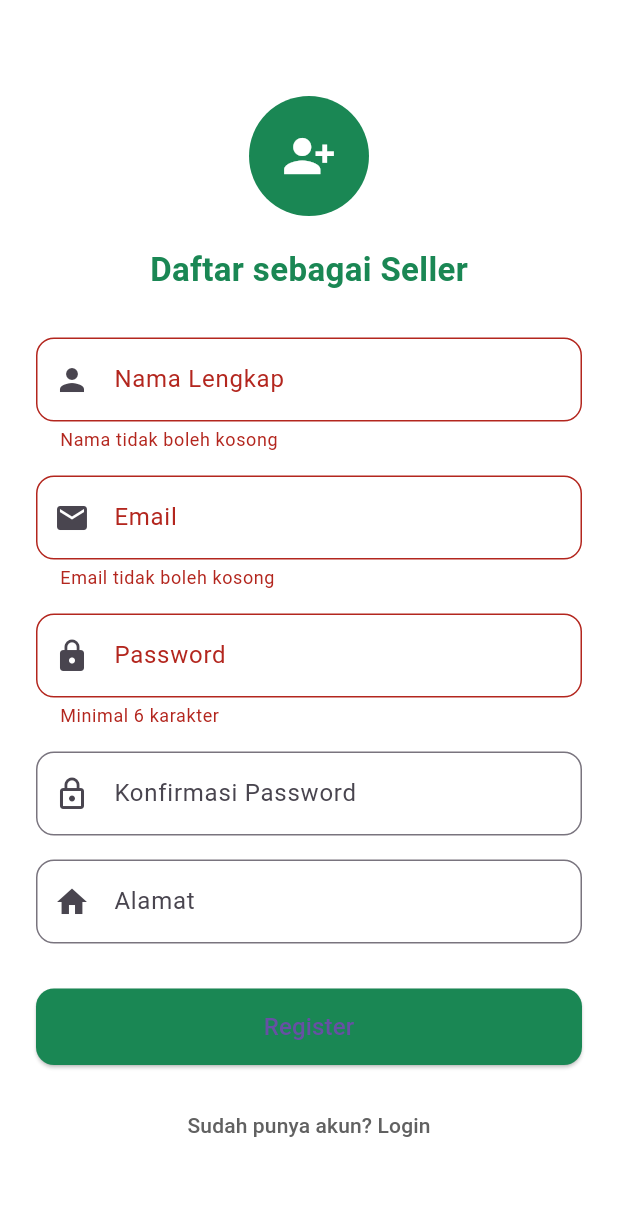
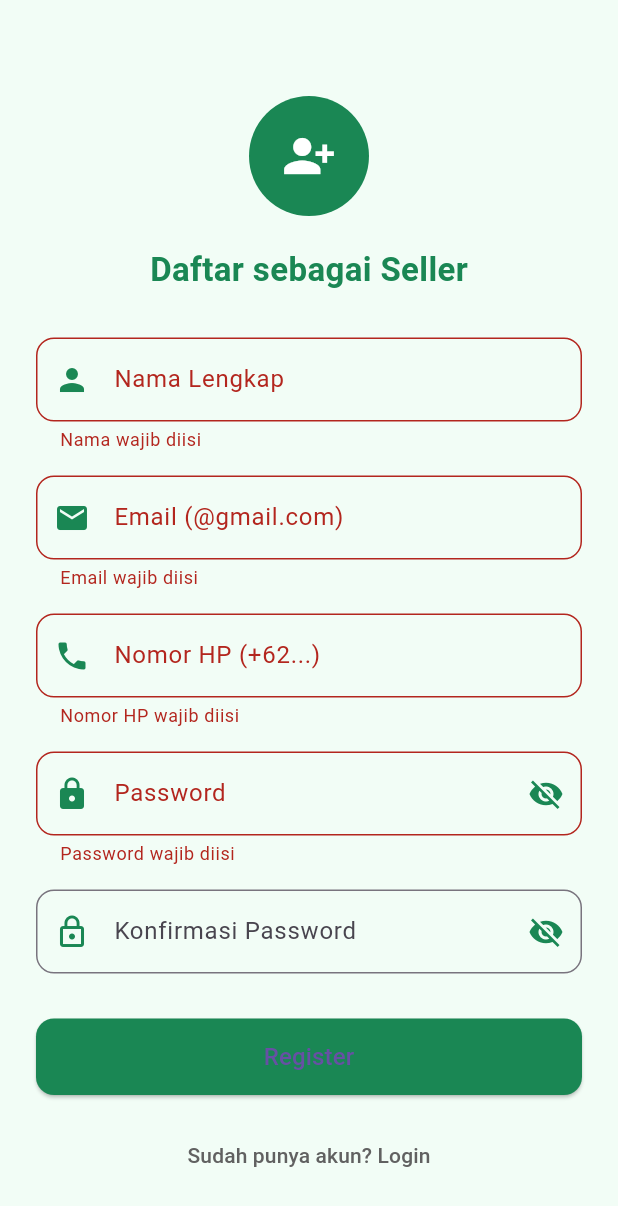
Before and after one commit to RAFIALDI-SE/Apllikasi_Gosen_NU, a Flutter app: the RegisterScreen screen opened by its route, after a tap on "Register", on a phone screen of 412 x 824 dp. Shown: the top 1206 px of the screen. Run offline on Flutter 3.47's test engine with Material 3 defaults, Android fonts, the phone set to English and light mode, and no system bars; our stand-ins replace geocoding, geolocator, image_picker, shared_preferences; accounts and stored records are empty.

Commit message:
Modifikasi register screen dengan menerapkan validasi yang lebih aman

```diff
--- a/Frontend/nu_seller_app/lib/screens/register_screen.dart
+++ b/Frontend/nu_seller_app/lib/screens/register_screen.dart
@@ -11,20 +11,24 @@ class RegisterScreen extends StatefulWidget {
 class _RegisterScreenState extends State<RegisterScreen> {
   final nameController = TextEditingController();
   final emailController = TextEditingController();
+  final phoneController = TextEditingController();
+  final addressController = TextEditingController();
   final passwordController = TextEditingController();
   final confirmPasswordController = TextEditingController();
-  final addressController = TextEditingController();
+
   final AuthController authController = AuthController();
+  final _formKey = GlobalKey<FormState>();
 
-  final _formKey = GlobalKey<FormState>();
   bool _isLoading = false;
+  bool _obscurePassword = true;
+  bool _obscureConfirmPassword = true;
 
   final Color greenNU = const Color(0xFF1A8754); // Warna khas NU
 
   @override
   Widget build(BuildContext context) {
     return Scaffold(
-      backgroundColor: Colors.white,
+      backgroundColor: const Color(0xFFF2FDF6),
       body: SafeArea(
         child: SingleChildScrollView(
           padding: const EdgeInsets.all(24),
@@ -56,51 +60,116 @@ class _RegisterScreenState extends State<RegisterScreen> {
                       controller: nameController,
                       decoration: InputDecoration(
                         labelText: 'Nama Lengkap',
-                        prefixIcon: const Icon(Icons.person),
+                        prefixIcon: Icon(Icons.person, color: greenNU),
                         border: OutlineInputBorder(
                           borderRadius: BorderRadius.circular(12),
                         ),
                       ),
-                      validator: (value) =>
-                          value!.isEmpty ? 'Nama tidak boleh kosong' : null,
+                      validator: (value) => value == null || value.isEmpty
+                          ? 'Nama wajib diisi'
+                          : null,
                     ),
                     const SizedBox(height: 16),
+
                     // Email
                     TextFormField(
                       controller: emailController,
+                      keyboardType: TextInputType.emailAddress,
                       decoration: InputDecoration(
-                        labelText: 'Email',
-                        prefixIcon: const Icon(Icons.email),
+                        labelText: 'Email (@gmail.com)',
+                        prefixIcon: Icon(Icons.email, color: greenNU),
                         border: OutlineInputBorder(
                           borderRadius: BorderRadius.circular(12),
                         ),
                       ),
-                      validator: (value) =>
-                          value!.isEmpty ? 'Email tidak boleh kosong' : null,
+                      validator: (value) {
+                        if (value == null || value.isEmpty) {
+                          return 'Email wajib diisi';
+                        } else if (!value.contains('@') ||
+                            !value.endsWith('@gmail.com')) {
+                          return 'Gunakan email @gmail.com yang valid';
+                        }
+                        return null;
+                      },
                     ),
                     const SizedBox(height: 16),
-                    // Password
+
+                    // Nomor HP
                     TextFormField(
-                      controller: passwordController,
-                      obscureText: true,
+                      controller: phoneController,
+                      keyboardType: TextInputType.phone,
                       decoration: InputDecoration(
-                        labelText: 'Password',
-                        prefixIcon: const Icon(Icons.lock),
+                        labelText: 'Nomor HP (+62...)',
+                        prefixIcon: Icon(Icons.phone, color: greenNU),
                         border: OutlineInputBorder(
                           borderRadius: BorderRadius.circular(12),
                         ),
                       ),
-                      validator: (value) =>
-                          value!.length < 6 ? 'Minimal 6 karakter' : null,
+                      validator: (value) {
+                        if (value == null || value.isEmpty) {
+                          return 'Nomor HP wajib diisi';
+                        } else if (!value.startsWith('+62')) {
+                          return 'Gunakan format +62';
+                        }
+                        return null;
+                      },
                     ),
                     const SizedBox(height: 16),
+
+                    // Password
+                    TextFormField(
+                      controller: passwordController,
+                      obscureText: _obscurePassword,
+                      decoration: InputDecoration(
+                        labelText: 'Password',
+                        hintText: 'Minimal 8 karakter kombinasi huruf & simbol',
+                        prefixIcon: Icon(Icons.lock, color: greenNU),
+                        suffixIcon: IconButton(
+                          icon: Icon(
+                            _obscurePassword
+                                ? Icons.visibility_off
+                                : Icons.visibility,
+                            color: greenNU,
+                          ),
+                          onPressed: () {
+                            setState(
+                                () => _obscurePassword = !_obscurePassword);
+                          },
+                        ),
+                        border: OutlineInputBorder(
+                          borderRadius: BorderRadius.circular(12),
+                        ),
+                      ),
+                      validator: (value) {
+                        if (value == null || value.isEmpty) {
+                          return 'Password wajib diisi';
+                        } else if (value.length < 8) {
+                          return 'Password minimal 8 karakter';
+                        }
+                        return null;
+                      },
+                    ),
+                    const SizedBox(height: 16),
+
                     // Konfirmasi Password
                     TextFormField(
                       controller: confirmPasswordController,
-                      obscureText: true,
+                      obscureText: _obscureConfirmPassword,
                       decoration: InputDecoration(
                         labelText: 'Konfirmasi Password',
-                        prefixIcon: const Icon(Icons.lock_outline),
+                        prefixIcon: Icon(Icons.lock_outline, color: greenNU),
+                        suffixIcon: IconButton(
+                          icon: Icon(
+                            _obscureConfirmPassword
+                                ? Icons.visibility_off
+                                : Icons.visibility,
+                            color: greenNU,
+                          ),
+                          onPressed: () {
+                            setState(() => _obscureConfirmPassword =
+                                !_obscureConfirmPassword);
+                          },
+                        ),
                         border: OutlineInputBorder(
                           borderRadius: BorderRadius.circular(12),
                         ),
@@ -109,19 +178,10 @@ class _RegisterScreenState extends State<RegisterScreen> {
                           ? 'Password tidak cocok'
                           : null,
                     ),
-                    const SizedBox(height: 16),
+                    const SizedBox(height: 30),
+
                     // Alamat
-                    TextFormField(
-                      controller: addressController,
-                      decoration: InputDecoration(
-                        labelText: 'Alamat',
-                        prefixIcon: const Icon(Icons.home),
-                        border: OutlineInputBorder(
-                          borderRadius: BorderRadius.circular(12),
-                        ),
-                      ),
-                    ),
-                    const SizedBox(height: 30),
+
                     // Tombol Register
                     SizedBox(
                       width: double.infinity,
@@ -135,7 +195,7 @@ class _RegisterScreenState extends State<RegisterScreen> {
                                     nameController.text,
                                     emailController.text,
                                     passwordController.text,
-                                    addressController.text,
+                                    phoneController.text,
                                     context,
                                   );
                                   setState(() => _isLoading = false);
@@ -154,6 +214,8 @@ class _RegisterScreenState extends State<RegisterScreen> {
                             ),
                     ),
                     const SizedBox(height: 16),
+
+                    // Navigasi ke Login
                     TextButton(
                       onPressed: () => Navigator.pushNamed(context, '/login'),
                       child: Text(
@@ -163,7 +225,7 @@ class _RegisterScreenState extends State<RegisterScreen> {
                     ),
                   ],
                 ),
-              )
+              ),
             ],
           ),
         ),
```
Also changed, not shown: Frontend/nu_seller_app/lib/controllers/auth_controller.dart (+41 -7 lines).
